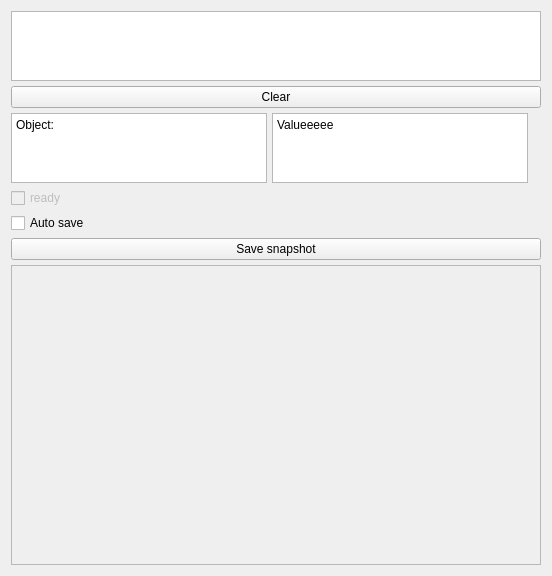
Old version of the form src/desktop-dev-tools/servicemonitorpanel.ui in the repository Pelagicore/facelift.
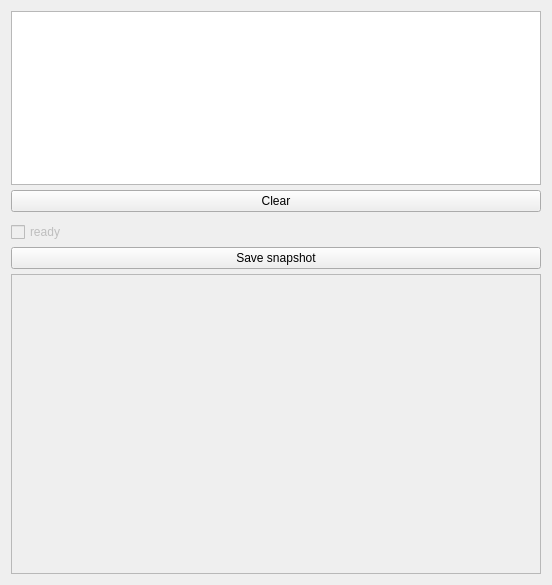
New version of the form.

Patch:
```diff
--- a/src/desktop-dev-tools/servicemonitorpanel.ui
+++ b/src/desktop-dev-tools/servicemonitorpanel.ui
@@ -7,7 +7,7 @@
     <x>0</x>
     <y>0</y>
     <width>552</width>
-    <height>503</height>
+    <height>585</height>
    </rect>
   </property>
   <layout class="QGridLayout" name="gridLayout" rowstretch="0" columnstretch="0">
@@ -51,6 +51,13 @@
        </property>
       </widget>
      </item>
+     <item row="3" column="0">
+      <layout class="QHBoxLayout" name="horizontalLayout">
+       <property name="sizeConstraint">
+        <enum>QLayout::SetDefaultConstraint</enum>
+       </property>
+      </layout>
+     </item>
      <item row="4" column="0" colspan="2">
       <widget class="QCheckBox" name="readyCheckBox">
        <property name="enabled">
@@ -62,20 +69,13 @@
       </widget>
      </item>
      <item row="5" column="0" colspan="2">
-      <widget class="QCheckBox" name="autoSaveCheckBox">
-       <property name="text">
-        <string>Auto save</string>
-       </property>
-      </widget>
-     </item>
-     <item row="6" column="0" colspan="2">
       <widget class="QPushButton" name="saveSnapshotButton">
        <property name="text">
         <string>Save snapshot</string>
        </property>
       </widget>
      </item>
-     <item row="7" column="0" colspan="2">
+     <item row="6" column="0" colspan="2">
       <widget class="QScrollArea" name="controlsArea">
        <property name="sizePolicy">
         <sizepolicy hsizetype="Expanding" vsizetype="Expanding">
@@ -124,55 +124,6 @@
        </widget>
       </widget>
      </item>
-     <item row="3" column="0">
-      <layout class="QHBoxLayout" name="horizontalLayout">
-       <property name="sizeConstraint">
-        <enum>QLayout::SetDefaultConstraint</enum>
-       </property>
-       <item>
-        <widget class="QPlainTextEdit" name="plainTextEdit">
-         <property name="minimumSize">
-          <size>
-           <width>256</width>
-           <height>0</height>
-          </size>
-         </property>
-         <property name="maximumSize">
-          <size>
-           <width>256</width>
-           <height>16777215</height>
-          </size>
-         </property>
-         <property name="midLineWidth">
-          <number>2</number>
-         </property>
-         <property name="verticalScrollBarPolicy">
-          <enum>Qt::ScrollBarAlwaysOff</enum>
-         </property>
-         <property name="horizontalScrollBarPolicy">
-          <enum>Qt::ScrollBarAlwaysOff</enum>
-         </property>
-         <property name="sizeAdjustPolicy">
-          <enum>QAbstractScrollArea::AdjustToContents</enum>
-         </property>
-         <property name="readOnly">
-          <bool>true</bool>
-         </property>
-         <property name="plainText">
-          <string>Object:</string>
-         </property>
-        </widget>
-       </item>
-       <item>
-        <widget class="QPlainTextEdit" name="plainTextEdit_2">
-         <property name="plainText">
-          <string>Valueeeee
-</string>
-         </property>
-        </widget>
-       </item>
-      </layout>
-     </item>
     </layout>
    </item>
   </layout>
```
